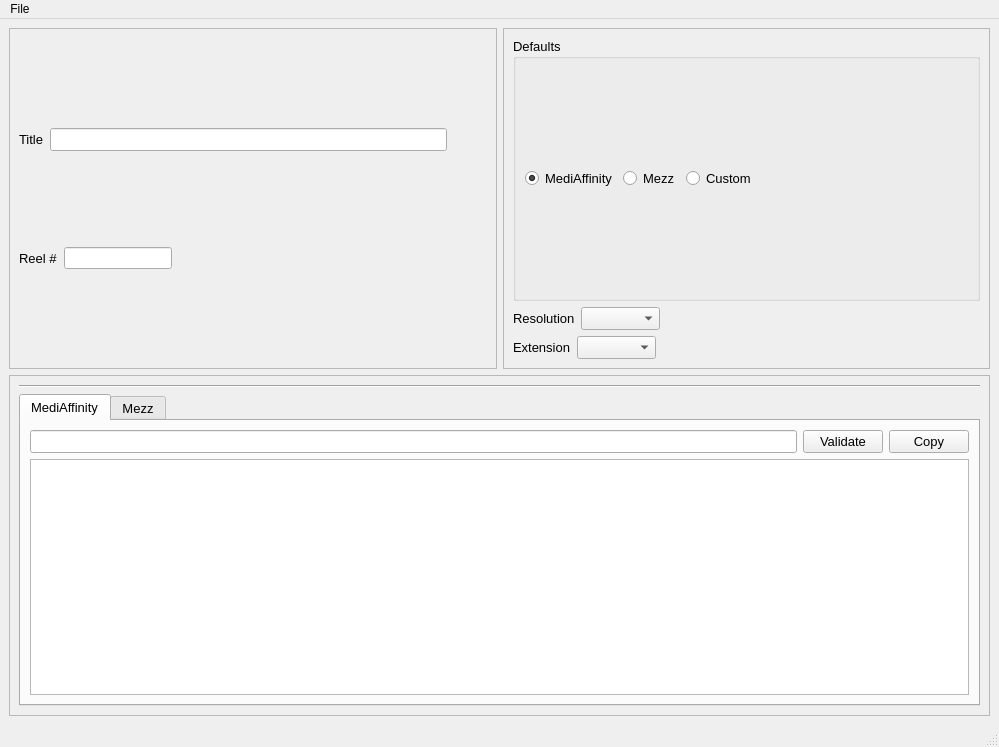
Qt form file_renamer.ui (SimonTheChain/file_renamer) before a commit.
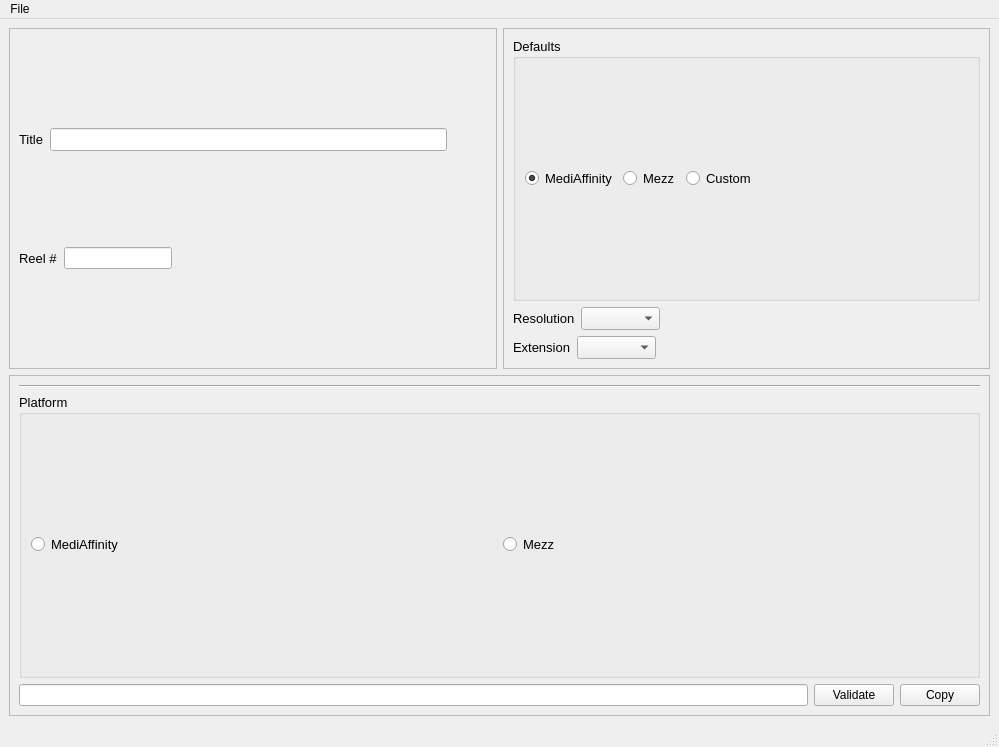
The same form after that commit. The open tabs and pages were chosen to show the change.

What changed in the file:
```diff
--- a/file_renamer.ui
+++ b/file_renamer.ui
@@ -32,72 +32,41 @@
         </widget>
        </item>
        <item>
-        <widget class="QTabWidget" name="tabWidget">
-         <property name="sizePolicy">
-          <sizepolicy hsizetype="Expanding" vsizetype="Minimum">
-           <horstretch>0</horstretch>
-           <verstretch>0</verstretch>
-          </sizepolicy>
-         </property>
+        <widget class="QGroupBox" name="groupBox_2">
          <property name="font">
           <font>
            <pointsize>10</pointsize>
           </font>
          </property>
-         <property name="currentIndex">
-          <number>1</number>
+         <property name="title">
+          <string>Platform</string>
          </property>
-         <widget class="QWidget" name="tab">
-          <attribute name="title">
+         <layout class="QHBoxLayout" name="horizontalLayout_9">
+          <item>
+           <widget class="QRadioButton" name="radioButton_4">
+            <property name="text">
            <string>MediAffinity</string>
-          </attribute>
-          <layout class="QVBoxLayout" name="verticalLayout_4">
+            </property>
+           </widget>
+          </item>
+          <item>
+           <widget class="QRadioButton" name="radioButton_5">
+            <property name="text">
+             <string>Mezz</string>
+            </property>
+           </widget>
+          </item>
+         </layout>
+        </widget>
+       </item>
            <item>
             <layout class="QHBoxLayout" name="horizontalLayout_3">
              <item>
               <widget class="QLineEdit" name="lineEdit_2"/>
              </item>
-             <item>
-              <widget class="QPushButton" name="pushButton_3">
-               <property name="text">
-                <string>Validate</string>
-               </property>
-              </widget>
-             </item>
              <item>
               <widget class="QPushButton" name="pushButton">
                <property name="text">
-                <string>Copy</string>
-               </property>
-              </widget>
-             </item>
-            </layout>
-           </item>
-           <item>
-            <widget class="QPlainTextEdit" name="plainTextEdit">
-             <property name="sizePolicy">
-              <sizepolicy hsizetype="Expanding" vsizetype="Minimum">
-               <horstretch>0</horstretch>
-               <verstretch>0</verstretch>
-              </sizepolicy>
-             </property>
-            </widget>
-           </item>
-          </layout>
-         </widget>
-         <widget class="QWidget" name="tab_2">
-          <attribute name="title">
-           <string>Mezz</string>
-          </attribute>
-          <layout class="QVBoxLayout" name="verticalLayout_5">
-           <item>
-            <layout class="QHBoxLayout" name="horizontalLayout_6">
-             <item>
-              <widget class="QLineEdit" name="lineEdit_3"/>
-             </item>
-             <item>
-              <widget class="QPushButton" name="pushButton_4">
-               <property name="text">
                 <string>Validate</string>
                </property>
               </widget>
@@ -110,20 +79,6 @@
               </widget>
              </item>
             </layout>
-           </item>
-           <item>
-            <widget class="QPlainTextEdit" name="plainTextEdit_2">
-             <property name="sizePolicy">
-              <sizepolicy hsizetype="Expanding" vsizetype="Minimum">
-               <horstretch>0</horstretch>
-               <verstretch>0</verstretch>
-              </sizepolicy>
-             </property>
-            </widget>
-           </item>
-          </layout>
-         </widget>
-        </widget>
        </item>
       </layout>
      </widget>
```
Lines whose indentation alone changed are shown as unchanged.
